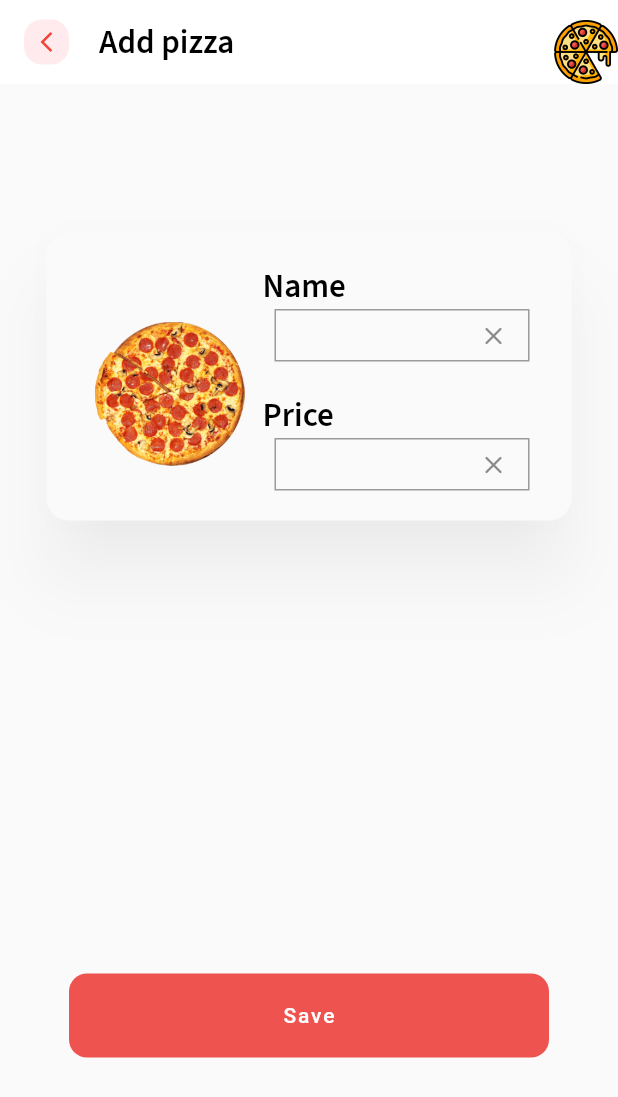
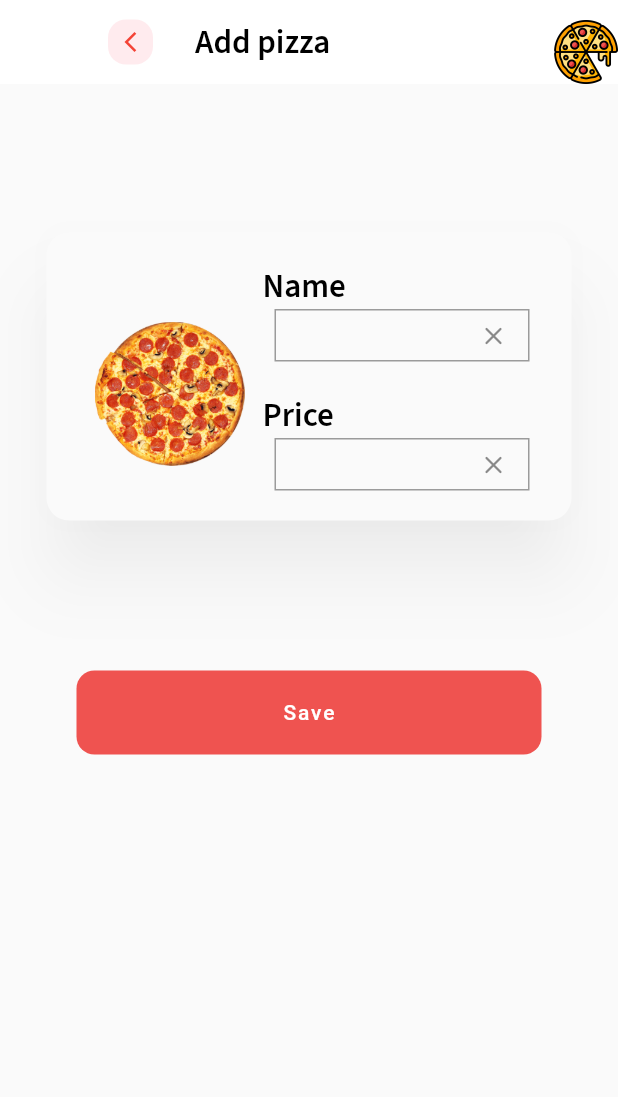
Before and after one commit to Mandalolec/Flutter-beginning-of-the-way, a Flutter app: the AddPizzaPage screen opened directly, on a phone screen of 412 x 824 dp. Shown: the top 1097 px of the screen. Run offline on Flutter 3.47's test engine with Material 2 defaults, Android fonts, the light colour scheme and no system bars; our stand-ins replace google_fonts.

```diff
--- a/lib/models/my_list_widget.dart
+++ b/lib/models/my_list_widget.dart
@@ -4,10 +4,9 @@ import 'package:provider/provider.dart';
 
 import 'pizza.dart';
 
-// ignore: must_be_immutable
 class ListPizzaWrapper extends StatelessWidget {
-  List<Pizza> pList = [];
-  ListPizzaWrapper({Key? key, required this.pList}) : super(key: key);
+  final List<Pizza> pList;
+  const ListPizzaWrapper({Key? key, required this.pList}) : super(key: key);
   @override
   Widget build(BuildContext context) {
     return ListView.separated(
--- a/lib/models/my_text_field_widget.dart
+++ b/lib/models/my_text_field_widget.dart
@@ -1,4 +1,5 @@
 import 'package:flutter/material.dart';
+import 'package:flutter/services.dart';
 import 'package:google_fonts/google_fonts.dart';
 import 'package:provider/provider.dart';
 
@@ -45,8 +46,8 @@ class MyTextFieldName extends StatelessWidget {
   }
 }
 
-class MyTextFieldCompanies extends StatelessWidget {
-  const MyTextFieldCompanies({Key? key}) : super(key: key);
+class MyTextFieldPrice extends StatelessWidget {
+  const MyTextFieldPrice({Key? key}) : super(key: key);
 
   @override
   Widget build(BuildContext context) {
@@ -65,6 +66,8 @@ class MyTextFieldCompanies extends StatelessWidget {
           width: 170,
           child: TextField(
             controller: _controller,
+            keyboardType: const TextInputType.numberWithOptions(
+                decimal: true, signed: false),
             decoration: InputDecoration(
                 border: const OutlineInputBorder(
                   borderRadius: BorderRadius.all(Radius.circular(0)),
@@ -76,6 +79,18 @@ class MyTextFieldCompanies extends StatelessWidget {
                 )),
             onChanged: (newPrice) =>
                 context.read<PizzaList>().addPizzaListCompanies(newPrice),
+            inputFormatters: [
+              FilteringTextInputFormatter.allow(RegExp(r"[0-9.]")),
+              TextInputFormatter.withFunction((oldValue, newValue) {
+                try {
+                  final text = newValue.text;
+                  if (text.isNotEmpty) double.parse(text);
+                  return newValue;
+                } catch (e) {
+                  return oldValue;
+                }
+              }),
+            ],
           ),
         ),
       ],
--- a/lib/models/pizza.dart
+++ b/lib/models/pizza.dart
@@ -9,7 +9,7 @@ class Pizza {
 }
 
 class PizzaList with ChangeNotifier {
-  List<Pizza> pizzaList = <Pizza>[
+  final List<Pizza> _pizzaList = <Pizza>[
     Pizza("Original", "8"),
     Pizza("Buffalo", "10"),
     Pizza("San Marzano", "6"),
@@ -17,23 +17,23 @@ class PizzaList with ChangeNotifier {
     Pizza("Mexican", "13"),
   ];
 
-  List<Pizza> get getData => pizzaList;
+  List<Pizza> get getData => _pizzaList;
+
   String name = "";
   String price = "";
+
   void addPizzaListName(String newName) {
     name = newName;
-    notifyListeners();
   }
 
   void addPizzaListCompanies(String newPrice) {
     price = newPrice;
-    notifyListeners();
   }
 
   void addPizzaList(newName, newPrice) {
     newName = name;
     newPrice = price;
-    pizzaList.add(Pizza(name, price));
+    _pizzaList.add(Pizza(name, price));
     notifyListeners();
   }
 }
--- a/lib/pages/add_pizza_page.dart
+++ b/lib/pages/add_pizza_page.dart
@@ -15,7 +15,7 @@ class AddPizzaPage extends StatelessWidget {
     void openHomePage() {
       Provider.of<PizzaList>(context, listen: false)
           .addPizzaList(pizza.name, pizza.price);
-      Navigator.pushReplacement(
+      Navigator.push(
         context,
         MaterialPageRoute(
           builder: (context) => const MarketPage(),
@@ -55,13 +55,16 @@ class AddPizzaPage extends StatelessWidget {
                 ),
               ),
             ),
-            Container(
+            Padding(
+              padding: const EdgeInsets.all(8.0),
+              child: Container(
                   margin: const EdgeInsets.all(20),
                   child: Text("Add pizza",
                       style: GoogleFonts.sourceSansPro(
                           fontSize: 22,
                           fontWeight: FontWeight.w600,
                           color: Colors.black))),
+            ),
           ],
         ),
       ),
@@ -92,15 +95,17 @@ class AddPizzaPage extends StatelessWidget {
                         flex: 3,
                         child: Column(children: const <Widget>[
                           MyTextFieldName(),
-                          MyTextFieldCompanies(),
+                          MyTextFieldPrice(),
                         ]),
                       ),
                     ],
                   ),
                 ),
               ),
-              Expanded(
-                child: Container(
+              Padding(
+                padding: const EdgeInsets.only(
+                    top: 100, left: 20, right: 20, bottom: 100),
+                child: Align(
                   alignment: FractionalOffset.bottomCenter,
                   child: SizedBox(
                     width: 320,
```
Also changed, not shown: lib/pages/market_page.dart (+5 -32 lines), pubspec.lock. Lines whose indentation alone changed are shown as unchanged.
